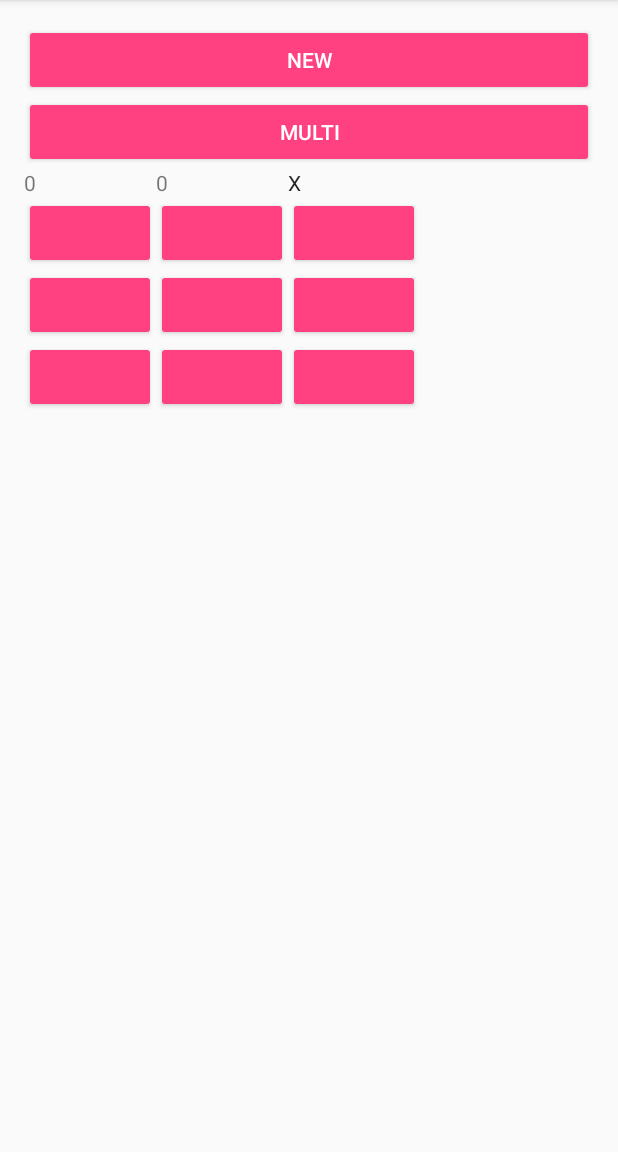
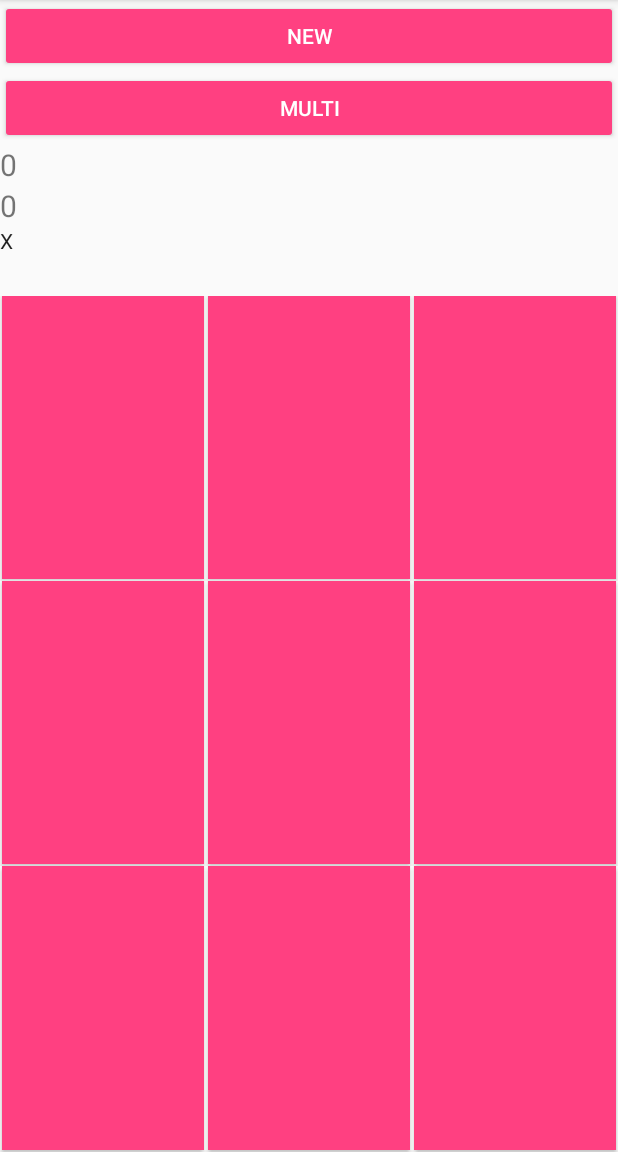
Before and after one commit to PriitPaluoja/Tack, an Android app: the screen it shows after launch (GameActivity), on a phone screen of 412 x 824 dp, the part 84-1236 px from its top. Run offline under Robolectric (Android 15) with nearby library versions, the phone set to English and light mode, and no system bars.

Commit message:
Initial Commit

```diff
--- a/app/src/main/res/layout/activity_game.xml
+++ b/app/src/main/res/layout/activity_game.xml
@@ -1,141 +1,92 @@
 <?xml version="1.0" encoding="utf-8"?>
-
-<TableLayout xmlns:android="http://schemas.android.com/apk/res/android"
+<LinearLayout xmlns:android="http://schemas.android.com/apk/res/android"
     xmlns:tools="http://schemas.android.com/tools"
     android:id="@+id/activity_game"
     android:layout_width="match_parent"
     android:layout_height="match_parent"
-    android:paddingBottom="@dimen/activity_vertical_margin"
-    android:paddingLeft="@dimen/activity_horizontal_margin"
-    android:paddingRight="@dimen/activity_horizontal_margin"
-    android:paddingTop="@dimen/activity_vertical_margin"
-
+    android:orientation="vertical"
+    android:weightSum="3"
     tools:context="ee.ticktacktoeu.GameActivity">
-
-    <Button
-        android:id="@+id/new_game"
+    <Button android:id="@+id/new_game"
         style="@style/Widget.AppCompat.Button.Colored"
-        android:layout_width="wrap_content"
+        android:layout_width="match_parent"
         android:layout_height="wrap_content"
         android:text="@string/new_game" />
-
-    <Button
-        android:id="@+id/multi"
+    <Button android:id="@+id/multi"
         style="@style/Widget.AppCompat.Button.Colored"
-        android:layout_width="wrap_content"
+        android:layout_width="match_parent"
         android:layout_height="wrap_content"
         android:text="@string/multiplayer" />
-
-    <TableRow
-        android:layout_width="match_parent"
-        android:layout_height="wrap_content">
-
         <TextView
             android:id="@+id/score1"
             android:layout_width="wrap_content"
             android:layout_height="wrap_content"
+            android:textSize="20sp"
             android:text="SCORE1" />
-
         <TextView
             android:id="@+id/score2"
             android:layout_width="wrap_content"
             android:layout_height="wrap_content"
+            android:textSize="20sp"
             android:text="SCORE2" />
-
         <CheckedTextView
             android:id="@+id/turn"
             android:layout_width="wrap_content"
             android:layout_height="wrap_content"
             android:text="TURN" />
-    </TableRow>
-
-    <TableRow
-        style="?android:attr/buttonBarStyle"
-        android:layout_width="match_parent"
-        android:layout_height="match_parent">
-
-        <Button
-            android:id="@+id/b0"
-            style="@style/Widget.AppCompat.Button.Colored"
-            android:layout_width="wrap_content"
-            android:layout_height="wrap_content"
-            android:text="B1" />
-
-        <Button
-            android:id="@+id/b1"
-            style="@style/Widget.AppCompat.Button.Colored"
-            android:layout_width="wrap_content"
-            android:layout_height="wrap_content"
-            android:text="B2" />
-
-        <Button
-            android:id="@+id/b2"
-            style="@style/Widget.AppCompat.Button.Colored"
-            android:layout_width="wrap_content"
-            android:layout_height="wrap_content"
-            android:text="B3" />
-
-
-    </TableRow>
-
-    <TableRow
-        android:layout_width="match_parent"
-        android:layout_height="match_parent">
-
-        <Button
-            android:id="@+id/b3"
-            style="@style/Widget.AppCompat.Button.Colored"
-            android:layout_width="wrap_content"
-            android:layout_height="wrap_content"
-            android:text="B4" />
-
-        <Button
-            android:id="@+id/b4"
-            style="@style/Widget.AppCompat.Button.Colored"
-            android:layout_width="wrap_content"
-            android:layout_height="wrap_content"
-            android:text="B5" />
-
-        <Button
-            android:id="@+id/b5"
-            style="@style/Widget.AppCompat.Button.Colored"
-            android:layout_width="wrap_content"
-            android:layout_height="wrap_content"
-            android:text="B6" />
-
-
-    </TableRow>
-
-    <TableRow
-        android:layout_width="match_parent"
-        android:layout_height="match_parent">
-
-        <Button
-            android:id="@+id/b6"
-            style="@style/Widget.AppCompat.Button.Colored"
-            android:layout_width="wrap_content"
-            android:layout_height="wrap_content"
-            android:text="B7" />
-
-        <Button
-            android:id="@+id/b7"
-            style="@style/Widget.AppCompat.Button.Colored"
-            android:layout_width="wrap_content"
-            android:layout_height="wrap_content"
-            android:text="B8" />
-
-        <Button
-            android:id="@+id/b8"
-            style="@style/Widget.AppCompat.Button.Colored"
-            android:layout_width="wrap_content"
-            android:layout_height="wrap_content"
-            android:text="B9" />
-
-    </TableRow>
     <TextView
         android:id="@+id/win_info"
         android:layout_width="wrap_content"
         android:layout_height="wrap_content"
+        android:textSize="20sp"
         android:textAppearance="@style/TextAppearance.AppCompat.Body1" />
 
-</TableLayout>
+    <LinearLayout
+        android:layout_width="match_parent"
+        android:layout_height="0dp"
+        android:layout_weight="1"
+        android:orientation="horizontal"
+        android:weightSum="3">
+        <Button android:id="@+id/b0"
+            style="@style/GridButton"
+            android:text="B1"/>
+        <Button android:id="@+id/b1"
+            style="@style/GridButton"
+            android:text="B2"/>
+        <Button android:id="@+id/b2"
+            style="@style/GridButton"
+            android:text="B3"/>
+    </LinearLayout>
+    <LinearLayout
+        android:layout_width="match_parent"
+        android:layout_height="0dp"
+        android:layout_weight="1"
+        android:orientation="horizontal"
+        android:weightSum="3">
+        <Button android:id="@+id/b3"
+            style="@style/GridButton"
+            android:text="B4"/>
+        <Button android:id="@+id/b4"
+            style="@style/GridButton"
+            android:text="B5"/>
+        <Button android:id="@+id/b5"
+            style="@style/GridButton"
+            android:text="B6"/>
+    </LinearLayout>
+    <LinearLayout
+        android:layout_width="match_parent"
+        android:layout_height="0dp"
+        android:layout_weight="1"
+        android:orientation="horizontal"
+        android:weightSum="3">
+        <Button android:id="@+id/b6"
+            style="@style/GridButton"
+            android:text="B7"/>
+        <Button android:id="@+id/b7"
+            style="@style/GridButton"
+            android:text="B8"/>
+        <Button android:id="@+id/b8"
+            style="@style/GridButton"
+            android:text="B9"/>
+    </LinearLayout>
+</LinearLayout>
--- /dev/null
+++ b/app/src/main/res/values/tack.xml
@@ -0,0 +1,13 @@
+<?xml version="1.0" encoding="utf-8"?>
+<resources>
+    <style name="GridButton">
+        <item name="android:layout_width">0dp</item>
+        <item name="android:layout_height">fill_parent</item>
+        <item name="android:layout_weight">1</item>
+        <item name="android:textSize">47sp</item>
+        <item name="android:background">@color/colorAccent</item>
+        <item name="android:layout_marginBottom">1dp</item>
+        <item name="android:layout_marginRight">1dp</item>
+        <item name="android:layout_marginLeft">1dp</item>
+    </style>
+</resources>
```
